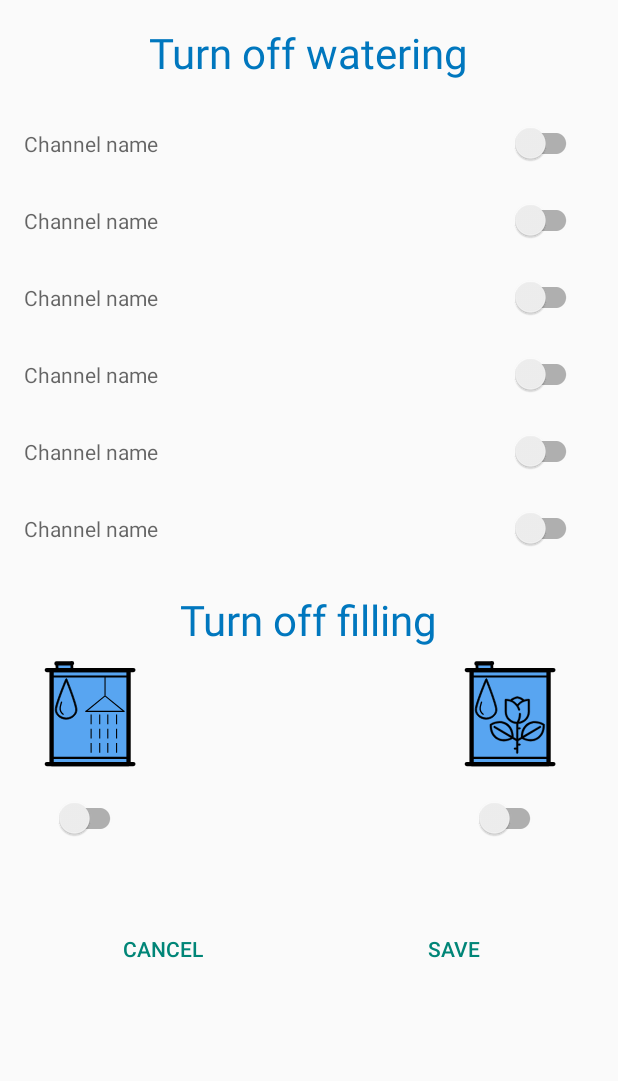
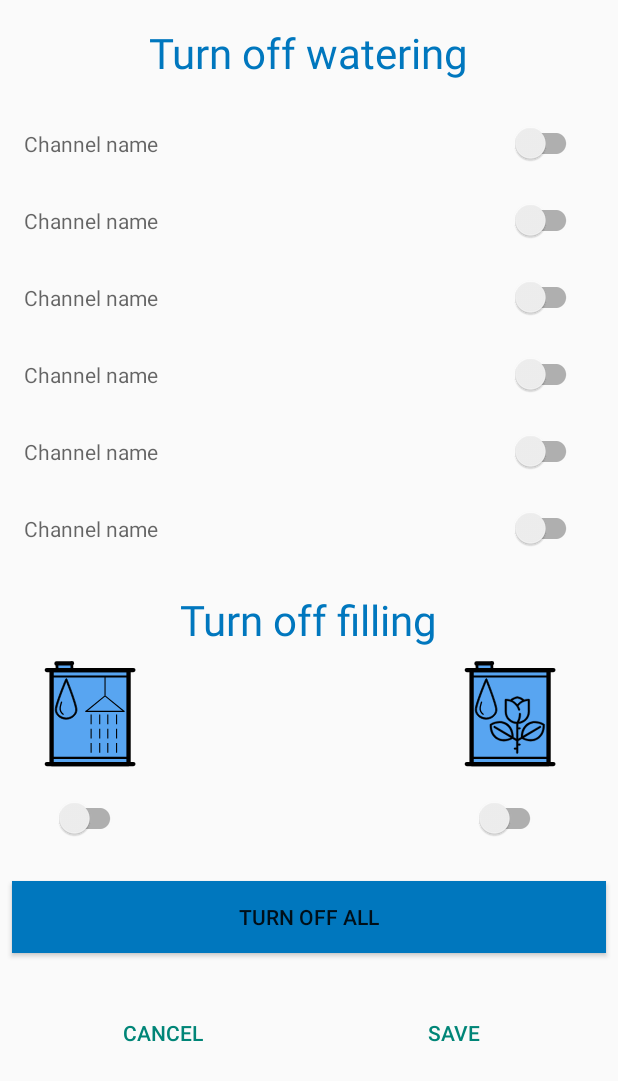
Before and after one commit to AlexanderLev/Demeter, an Android app: the TurnOffWateringActivity screen opened directly, with no data from a screen before it, on a phone screen of 412 x 824 dp. Shown: the top 1081 px of the screen. Run offline under Robolectric (Android 15) with nearby library versions, the phone set to English and light mode, and no system bars; our stand-ins replace ButterKnife.

Commit message:
TurnOffWatering add functions.

```diff
--- a/app/src/main/res/layout/activity_turn_off_watering.xml
+++ b/app/src/main/res/layout/activity_turn_off_watering.xml
@@ -5,7 +5,7 @@
     android:layout_width="match_parent"
     android:layout_height="wrap_content">
 
-    <androidx.constraintlayout.widget.ConstraintLayout xmlns:app="http://schemas.android.com/apk/res-auto"
+    <androidx.constraintlayout.widget.ConstraintLayout
         android:layout_width="match_parent"
         android:layout_height="0dp">
 
@@ -231,14 +231,29 @@
             app:layout_constraintStart_toStartOf="@+id/ivFillingWateringBarrel"
             app:layout_constraintTop_toBottomOf="@+id/ivFillingWateringBarrel" />
 
+        <Button
+            android:id="@+id/btTurnOffWateringAll"
+            android:layout_width="match_parent"
+            android:layout_height="wrap_content"
+            android:text="@string/all_turn_off_all"
+            android:textSize="@dimen/text_size_medium"
+            android:background="@color/colorPrimary"
+            android:layout_marginTop="@dimen/margin_all_medium"
+            android:layout_marginStart="@dimen/margin_all_small"
+            android:layout_marginEnd="@dimen/margin_all_small"
+            app:layout_constraintTop_toBottomOf="@id/swFillingShowerBarrel"
+            app:layout_constraintStart_toStartOf="parent"
+            app:layout_constraintEnd_toEndOf="parent"
+            app:layout_constraintBottom_toTopOf="@id/llWateringButtons"/>
+
         <LinearLayout
             android:id="@+id/llWateringButtons"
             style="?android:attr/buttonBarButtonStyle"
             android:layout_width="0dp"
             android:layout_height="wrap_content"
             android:orientation="horizontal"
-            android:layout_marginTop="@dimen/margin_all_big"
-            app:layout_constraintTop_toBottomOf="@id/swFillingShowerBarrel"
+            app:layout_constraintTop_toBottomOf="@id/btTurnOffWateringAll"
+            android:layout_marginTop="@dimen/margin_all_medium"
             app:layout_constraintBottom_toBottomOf="parent"
             app:layout_constraintEnd_toEndOf="parent"
             app:layout_constraintStart_toStartOf="parent">
--- a/app/src/main/res/values/strings.xml
+++ b/app/src/main/res/values/strings.xml
@@ -16,6 +16,7 @@
     <string name="all_filling_watering_barrel">Filling watering barrel</string>
     <string name="all_filling_washing_barrel">Filling washing barrel</string>
     <string name="all_turn_off_filling">Turn off filling</string>
+    <string name="all_turn_off_all">Turn off all</string>
 
     <string name="all_watering">Watering</string>
     <string name="all_setup_time_in_min">Setup time in min</string>
```
Also changed, not shown: app/src/main/java/pro/kbgame/demeter/view/TurnOffWateringActivity.java (+17 -0 lines).
